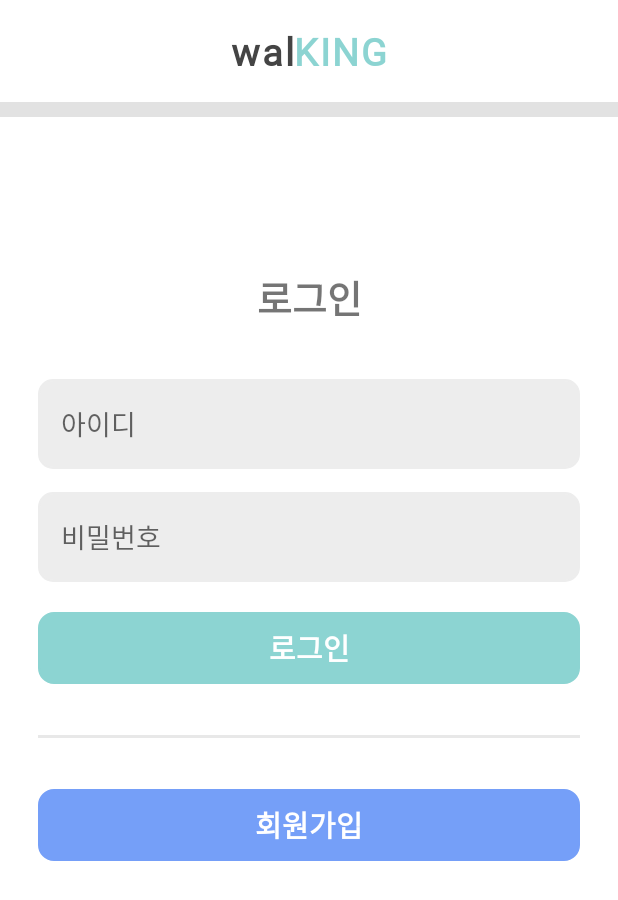
After one commit to NyaNyak/walKING, an Android app: the LogIn screen opened directly, with no data from a screen before it, on a phone screen of 412 x 824 dp. The commit adds this screen. Shown: the top 900 px of the screen. Run offline under Robolectric (Android 15) with nearby library versions, the phone set to English and light mode, and no system bars.

Commit message:
로그인 페이지

```diff
--- a/app/src/main/AndroidManifest.xml
+++ b/app/src/main/AndroidManifest.xml
@@ -25,7 +25,9 @@
         <activity android:name=".PointShop"/>
         <activity android:name=".RankingPage"/>
         <activity android:name=".UserPage"/>
+        <activity android:name=".SetWalkGoal"/>
         <activity android:name=".SignIn"/>
+        <activity android:name=".LogIn"/>
     </application>
 
 </manifest>
--- /dev/null
+++ b/app/src/main/java/com/example/walking/LogIn.java
@@ -0,0 +1,29 @@
+package com.example.walking;
+
+import android.content.Intent;
+import android.os.Bundle;
+import android.view.View;
+import android.widget.Button;
+
+import androidx.annotation.Nullable;
+import androidx.appcompat.app.AppCompatActivity;
+
+public class LogIn extends AppCompatActivity {
+    Button logInButton, goSignIn;
+    @Override
+    protected void onCreate(@Nullable Bundle savedInstanceState) {
+        super.onCreate(savedInstanceState);
+        setContentView(R.layout.log_in);
+
+        logInButton = (Button) findViewById(R.id.logInButton);
+        goSignIn = (Button) findViewById(R.id.goSignIn);
+        goSignIn.setOnClickListener(new View.OnClickListener() {
+            @Override
+            public void onClick(View view) {
+                Intent intent = new Intent(getApplicationContext(), SignIn.class);
+                startActivity(intent);
+                overridePendingTransition(R.anim.vertical_enter_reverse, R.anim.none);
+            }
+        });
+    }
+}
--- a/app/src/main/java/com/example/walking/SignIn.java
+++ b/app/src/main/java/com/example/walking/SignIn.java
@@ -11,4 +11,10 @@ public class SignIn extends AppCompatActivity {
         super.onCreate(savedInstanceState);
         setContentView(R.layout.sign_in);
     }
+
+    @Override
+    public void finish() {
+        super.finish();
+        overridePendingTransition(R.anim.none, R.anim.vertical_exit_reverse);
+    }
 }
--- a/app/src/main/res/drawable/button.xml
+++ b/app/src/main/res/drawable/button.xml
@@ -1,22 +1,12 @@
 <?xml version="1.0" encoding="utf-8"?>
-<selector xmlns:android="http://schemas.android.com/apk/res/android">
-
-    <!-- 버튼이 눌렸을 때 -->
-    <item android:state_pressed="true">
-        <shape android:shape="rectangle">
-            <solid android:color="#7EC6C4" />
-            <stroke android:color="#7EC6C4" android:width="1dp" />
-            <corners android:radius="10dp" />
-        </shape>
-    </item>
-
-    <!-- 버튼이 안 눌렸을 때(디폴트) -->
-    <item android:state_pressed="false">
-        <shape android:shape="rectangle">
-            <solid android:color="#8CD4D2" />
-            <stroke android:color="#8CD4D2" android:width="1dp" />
-            <corners android:radius="10dp" />
-        </shape>
-    </item>
-
-</selector>
+<ripple xmlns:android="http://schemas.android.com/apk/res/android"
+android:color="#72B8B6"> <!-- Ripple Effect 색상 -->
+<!-- 배경색 -->
+<item android:id="@android:id/background">
+    <shape android:shape="rectangle">
+        <solid android:color="#8CD4D2"/>
+        <stroke android:color="#8CD4D2" android:width="1dp" />
+        <corners android:radius="10dp" />
+    </shape>
+</item>
+</ripple>
--- /dev/null
+++ b/app/src/main/res/drawable/buttonv2.xml
@@ -0,0 +1,12 @@
+<?xml version="1.0" encoding="utf-8"?>
+<ripple xmlns:android="http://schemas.android.com/apk/res/android"
+    android:color="#5586EB"> <!-- Ripple Effect 색상 -->
+    <!-- 배경색 -->
+    <item android:id="@android:id/background">
+        <shape android:shape="rectangle">
+            <solid android:color="#759FF8"/>
+            <stroke android:color="#759FF8" android:width="1dp" />
+            <corners android:radius="10dp" />
+        </shape>
+    </item>
+</ripple>
--- /dev/null
+++ b/app/src/main/res/drawable/layout_click.xml
@@ -0,0 +1,19 @@
+<?xml version="1.0" encoding="utf-8"?>
+<selector xmlns:android="http://schemas.android.com/apk/res/android">
+    <item android:state_pressed="true">
+        <shape android:shape="rectangle">
+            <solid android:color="#ECECEC" />
+            <stroke android:color="#ECECEC" android:width="1dp" />
+            <corners android:radius="9dp" />
+        </shape>
+    </item>
+
+    <!-- 버튼이 안 눌렸을 때(디폴트) -->
+    <item android:state_pressed="false">
+        <shape android:shape="rectangle">
+            <solid android:color="@color/white" />
+            <stroke android:color="@color/white" android:width="1dp" />
+            <corners android:radius="9dp" />
+        </shape>
+    </item>
+</selector>
--- /dev/null
+++ b/app/src/main/res/drawable/layout_reverse.xml
@@ -0,0 +1,8 @@
+<?xml version="1.0" encoding="utf-8"?>
+<shape
+    xmlns:android="http://schemas.android.com/apk/res/android"
+    android:shape="rectangle">
+    <solid android:color="#ECECEC" />
+    <stroke android:color="#ECECEC" android:width="1dp" />
+    <corners android:radius="9dp" />
+</shape>
--- a/app/src/main/res/layout/activity_main.xml
+++ b/app/src/main/res/layout/activity_main.xml
@@ -371,7 +371,7 @@
         android:layout_width="match_parent"
         android:layout_height="0dp"
         app:layout_constraintVertical_weight="2"
-        android:background="@drawable/layout"
+        android:background="@drawable/layout_click"
         app:layout_constraintBottom_toBottomOf="parent"
         app:layout_constraintTop_toBottomOf="@id/constraintLayout2">
 
--- /dev/null
+++ b/app/src/main/res/layout/log_in.xml
@@ -0,0 +1,140 @@
+<?xml version="1.0" encoding="utf-8"?>
+<androidx.constraintlayout.widget.ConstraintLayout xmlns:android="http://schemas.android.com/apk/res/android"
+    android:layout_width="match_parent"
+    android:layout_height="match_parent"
+    xmlns:app="http://schemas.android.com/apk/res-auto"
+    android:background="#E2E2E2">
+    <androidx.constraintlayout.widget.ConstraintLayout
+        android:id="@+id/header_logIn"
+        android:layout_width="match_parent"
+        android:layout_height="0dp"
+        app:layout_constraintVertical_weight="1"
+        app:layout_constraintTop_toTopOf="parent"
+        app:layout_constraintBottom_toTopOf="@id/logIn_form"
+        android:layout_marginBottom="10dp"
+        android:background="@color/white">
+        <TextView
+            android:id="@+id/logo_title1"
+            android:layout_width="wrap_content"
+            android:layout_height="wrap_content"
+            android:layout_centerVertical="true"
+            app:layout_constraintStart_toStartOf="parent"
+            app:layout_constraintEnd_toStartOf="@id/logo_title2"
+            app:layout_constraintTop_toTopOf="parent"
+            app:layout_constraintBottom_toBottomOf="parent"
+            app:layout_constraintHorizontal_chainStyle="packed"
+            android:layout_marginStart="15dp"
+            android:letterSpacing="0.05"
+            android:text="wal"
+            android:textColor="#444444"
+            android:textSize="25dp"
+            android:textStyle="bold" />
+
+        <TextView
+            android:id="@+id/logo_title2"
+            android:layout_width="wrap_content"
+            android:layout_height="wrap_content"
+            android:layout_centerVertical="true"
+            app:layout_constraintTop_toTopOf="parent"
+            app:layout_constraintBottom_toBottomOf="parent"
+            android:letterSpacing="0.05"
+            android:text="KING"
+            android:layout_marginEnd="15dp"
+            android:textColor="#8CD4D2"
+            android:textSize="25dp"
+            android:textStyle="bold"
+            app:layout_constraintStart_toEndOf="@+id/logo_title1"
+            app:layout_constraintEnd_toEndOf="parent"/>
+    </androidx.constraintlayout.widget.ConstraintLayout>
+    <androidx.constraintlayout.widget.ConstraintLayout
+        android:id="@+id/logIn_form"
+        android:layout_width="match_parent"
+        android:layout_height="0dp"
+        android:padding="10dp"
+        app:layout_constraintVertical_weight="11"
+        app:layout_constraintTop_toBottomOf="@id/header_logIn"
+        app:layout_constraintBottom_toBottomOf="parent"
+        android:background="@color/white">
+        <TextView
+            android:id="@+id/logIn_title"
+            android:layout_width="wrap_content"
+            android:layout_height="wrap_content"
+            app:layout_constraintTop_toTopOf="parent"
+            app:layout_constraintStart_toStartOf="parent"
+            app:layout_constraintEnd_toEndOf="parent"
+            app:layout_constraintBottom_toTopOf="@id/idInput"
+            android:text="로그인"
+            android:textSize="25dp"
+            app:layout_constraintVertical_chainStyle="packed"
+            android:textStyle="bold"/>
+        <EditText
+            android:id="@+id/idInput"
+            android:layout_width="match_parent"
+            android:layout_height="60dp"
+            android:padding="15dp"
+            android:background="@drawable/item"
+            android:hint="아이디"
+            android:layout_marginTop="35dp"
+            android:layout_marginStart="15dp"
+            android:layout_marginEnd="15dp"
+            app:layout_constraintTop_toBottomOf="@+id/logIn_title"
+            app:layout_constraintBottom_toTopOf="@id/pwInput"/>
+        <EditText
+            android:id="@+id/pwInput"
+            android:layout_width="match_parent"
+            android:layout_height="60dp"
+            android:padding="15dp"
+            android:background="@drawable/item"
+            android:hint="비밀번호"
+            android:layout_marginTop="15dp"
+            android:layout_marginStart="15dp"
+            android:layout_marginEnd="15dp"
+            app:layout_constraintTop_toBottomOf="@+id/idInput"
+            app:layout_constraintBottom_toTopOf="@id/logInButton"/>
+        <Button
+            android:id="@+id/logInButton"
+            android:layout_width="match_parent"
+            android:layout_height="wrap_content"
+            android:text="로그인"
+            android:textStyle="bold"
+            android:textColor="@drawable/button_text"
+            android:textSize="19dp"
+            android:layout_marginTop="20dp"
+            android:layout_marginStart="15dp"
+            android:layout_marginEnd="15dp"
+            android:background="@drawable/button"
+            app:layout_constraintTop_toBottomOf="@id/pwInput"
+            app:layout_constraintBottom_toTopOf="@id/goSignIn"
+            app:layout_constraintStart_toStartOf="parent"
+            app:layout_constraintEnd_toEndOf="parent" />
+       <View
+           android:id="@+id/line"
+           android:background="#E8E8E8"
+           android:layout_width="match_parent"
+           android:layout_height="2dp"
+           android:layout_marginStart="15dp"
+           android:layout_marginEnd="15dp"
+           app:layout_constraintStart_toStartOf="parent"
+           app:layout_constraintEnd_toEndOf="parent"
+           app:layout_constraintTop_toBottomOf="@id/logInButton"
+           app:layout_constraintBottom_toTopOf="@id/goSignIn"/>
+        <Button
+            android:id="@+id/goSignIn"
+            android:layout_width="match_parent"
+            android:layout_height="wrap_content"
+            android:text="회원가입"
+            android:textStyle="bold"
+            android:textColor="@drawable/button_text"
+            android:textSize="19dp"
+            android:layout_marginTop="70dp"
+            android:layout_marginBottom="150dp"
+            android:layout_marginStart="15dp"
+            android:layout_marginEnd="15dp"
+            android:background="@drawable/buttonv2"
+            app:layout_constraintTop_toBottomOf="@id/logInButton"
+            app:layout_constraintBottom_toBottomOf="parent"
+            app:layout_constraintStart_toStartOf="parent"
+            app:layout_constraintEnd_toEndOf="parent" />
+    </androidx.constraintlayout.widget.ConstraintLayout>
+
+</androidx.constraintlayout.widget.ConstraintLayout>
--- a/app/src/main/res/layout/point_shop.xml
+++ b/app/src/main/res/layout/point_shop.xml
@@ -24,8 +24,8 @@
 
         <ImageView
             android:id="@+id/goBack_shop"
-            android:layout_width="35dp"
-            android:layout_height="50dp"
+            android:layout_width="30dp"
+            android:layout_height="45dp"
             android:src="@drawable/arrow2"
             app:layout_constraintBottom_toBottomOf="parent"
             app:layout_constraintStart_toStartOf="parent"
@@ -37,7 +37,7 @@
             android:layout_marginStart="7dp"
             android:text="포인트 상점"
             android:textColor="#5586EB"
-            android:textSize="25dp"
+            android:textSize="23dp"
             android:textStyle="bold"
             app:layout_constraintBottom_toBottomOf="parent"
             app:layout_constraintStart_toEndOf="@+id/goBack_shop"
--- a/app/src/main/res/layout/sign_in.xml
+++ b/app/src/main/res/layout/sign_in.xml
@@ -12,7 +12,6 @@
         android:layout_height="wrap_content"
         android:background="@color/white"
         android:padding="15dp"
-        android:layout_marginBottom="10dp"
         app:layout_constraintBottom_toTopOf="@+id/signIn_scroll"
         app:layout_constraintEnd_toEndOf="parent"
         app:layout_constraintStart_toStartOf="parent"
```
Also changed, not shown: app/src/main/res/anim/vertical_enter_reverse.xml (added, +8 -0 lines), app/src/main/res/anim/vertical_exit_reverse.xml (added, +8 -0 lines).
